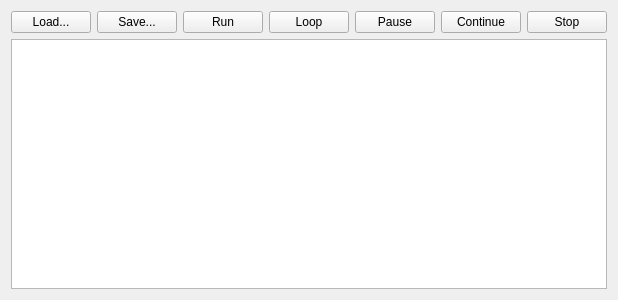
This is epyqlib/scriptingview.ui in epcpower/stlib as Qt 5 draws it before an edit. The edited form follows.
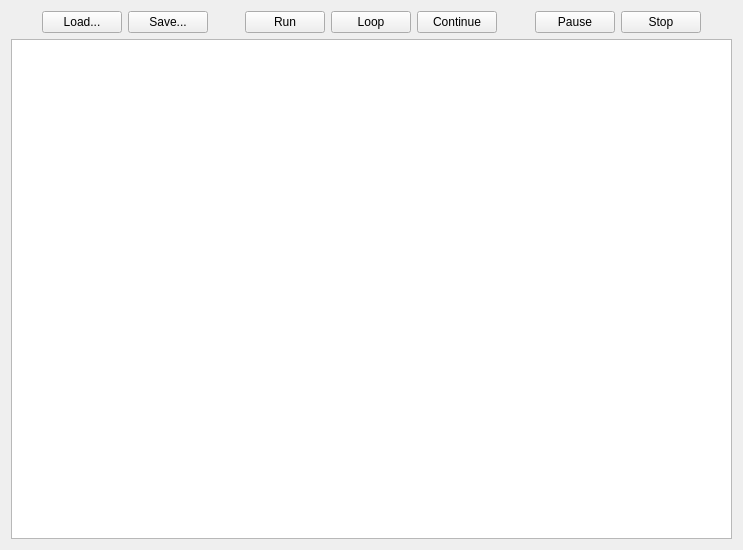
This is the edited form.

Commit message:
Reorder and add spacers between scripting buttons
Ref T734

Diff of the .ui file:
```diff
--- a/epyqlib/scriptingview.ui
+++ b/epyqlib/scriptingview.ui
@@ -6,66 +6,118 @@
    <rect>
     <x>0</x>
     <y>0</y>
-    <width>400</width>
-    <height>300</height>
+    <width>743</width>
+    <height>550</height>
    </rect>
   </property>
   <property name="windowTitle">
    <string>Form</string>
   </property>
   <layout class="QGridLayout" name="gridLayout">
-   <item row="0" column="6">
+   <item row="0" column="9">
     <widget class="QPushButton" name="stop_button">
      <property name="text">
       <string>Stop</string>
      </property>
     </widget>
    </item>
-   <item row="0" column="2">
+   <item row="0" column="7">
+    <spacer name="horizontalSpacer_2">
+     <property name="orientation">
+      <enum>Qt::Horizontal</enum>
+     </property>
+     <property name="sizeHint" stdset="0">
+      <size>
+       <width>40</width>
+       <height>20</height>
+      </size>
+     </property>
+    </spacer>
+   </item>
+   <item row="0" column="3">
+    <spacer name="horizontalSpacer">
+     <property name="orientation">
+      <enum>Qt::Horizontal</enum>
+     </property>
+     <property name="sizeHint" stdset="0">
+      <size>
+       <width>40</width>
+       <height>20</height>
+      </size>
+     </property>
+    </spacer>
+   </item>
+   <item row="0" column="4">
     <widget class="QPushButton" name="run_button">
      <property name="text">
       <string>Run</string>
      </property>
     </widget>
    </item>
-   <item row="0" column="0">
+   <item row="0" column="1">
     <widget class="QPushButton" name="load_button">
      <property name="text">
       <string>Load...</string>
      </property>
     </widget>
    </item>
-   <item row="1" column="0" colspan="7">
-    <widget class="QPlainTextEdit" name="csv_edit"/>
-   </item>
-   <item row="0" column="4">
+   <item row="0" column="8">
     <widget class="QPushButton" name="pause_button">
      <property name="text">
       <string>Pause</string>
      </property>
     </widget>
    </item>
-   <item row="0" column="3">
+   <item row="0" column="5">
     <widget class="QPushButton" name="loop_button">
      <property name="text">
       <string>Loop</string>
      </property>
     </widget>
    </item>
-   <item row="0" column="1">
-    <widget class="QPushButton" name="save_button">
-     <property name="text">
-      <string>Save...</string>
-     </property>
-    </widget>
-   </item>
-   <item row="0" column="5">
+   <item row="0" column="6">
     <widget class="QPushButton" name="continue_button">
      <property name="text">
       <string>Continue</string>
      </property>
     </widget>
    </item>
+   <item row="0" column="2">
+    <widget class="QPushButton" name="save_button">
+     <property name="text">
+      <string>Save...</string>
+     </property>
+    </widget>
+   </item>
+   <item row="0" column="0">
+    <spacer name="horizontalSpacer_3">
+     <property name="orientation">
+      <enum>Qt::Horizontal</enum>
+     </property>
+     <property name="sizeHint" stdset="0">
+      <size>
+       <width>40</width>
+       <height>20</height>
+      </size>
+     </property>
+    </spacer>
+   </item>
+   <item row="0" column="10">
+    <spacer name="horizontalSpacer_4">
+     <property name="orientation">
+      <enum>Qt::Horizontal</enum>
+     </property>
+     <property name="sizeHint" stdset="0">
+      <size>
+       <width>40</width>
+       <height>20</height>
+      </size>
+     </property>
+    </spacer>
+   </item>
+   <item row="1" column="0" colspan="11">
+    <widget class="QPlainTextEdit" name="csv_edit"/>
+   </item>
   </layout>
  </widget>
  <resources/>
```
